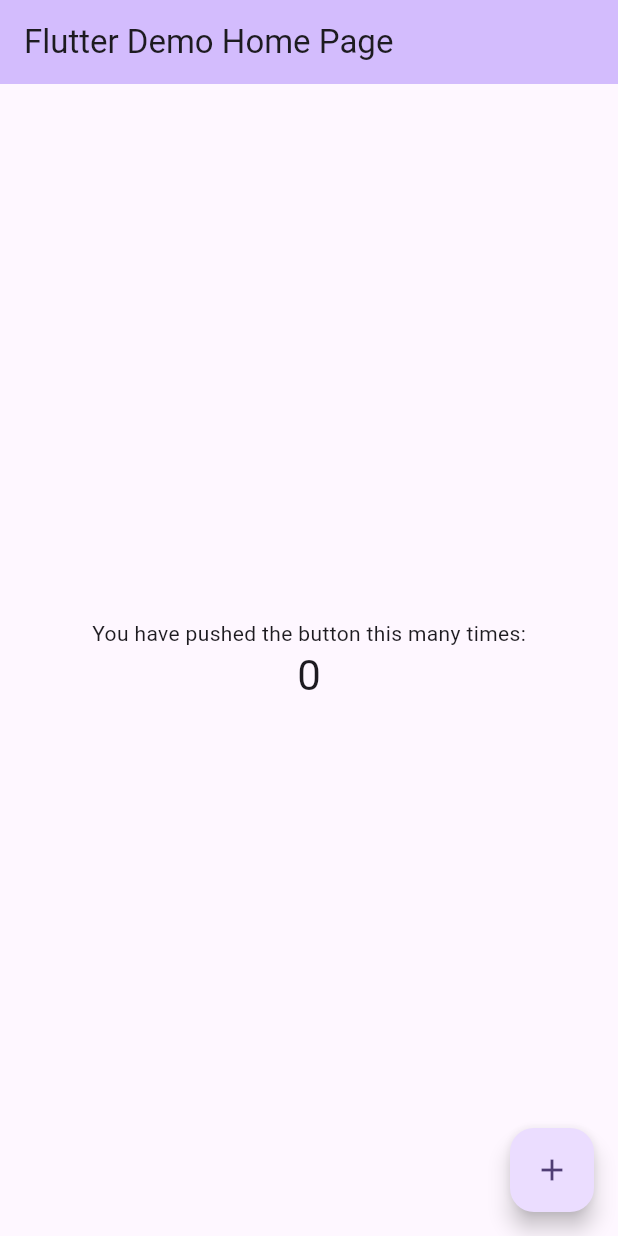
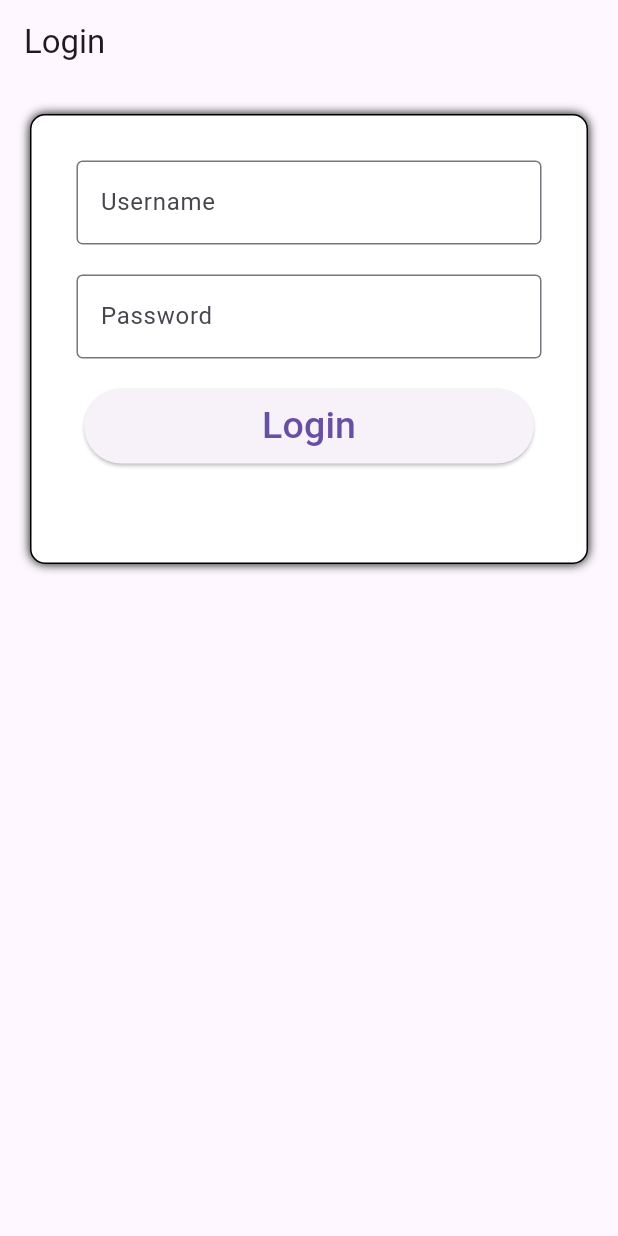
Before and after one commit to Hanw20/LibilCab2_ET, a Flutter app: the screen it shows after launch, on a phone screen of 412 x 824 dp. Run offline on Flutter 3.47's test engine with Material 3 defaults, Android fonts, the phone set to English and light mode, and no system bars; our stand-ins replace shared_preferences.

Commit message:
progress 1

```diff
--- /dev/null
+++ b/lib/login.dart
@@ -0,0 +1,94 @@
+import 'package:flutter/material.dart';
+import 'package:projectuts_libilcab2/main.dart';
+import 'package:shared_preferences/shared_preferences.dart';
+
+
+class MyLogin extends StatelessWidget {
+  @override
+  Widget build(BuildContext context) {
+    return MaterialApp(
+      title: 'Flutter Demo',
+      theme: ThemeData(primarySwatch: Colors.blue),
+      home: Login(),
+    );
+  }
+}
+
+class Login extends StatefulWidget {
+  @override
+  State<StatefulWidget> createState() {
+    return _LoginState();
+  }
+}
+
+class _LoginState extends State<Login> {
+  void doLogin() async {
+    //later, we use web service here to check the user id and password
+    final prefs = await SharedPreferences.getInstance();
+    prefs.setString("user_id", active_user);
+    main();
+  }
+
+  @override
+  Widget build(BuildContext context) {
+    return Scaffold(
+      appBar: AppBar(title: Text('Login')),
+      body: Container(
+        height: 300,
+        margin: EdgeInsets.all(20),
+        padding: EdgeInsets.all(20),
+        decoration: BoxDecoration(
+          borderRadius: BorderRadius.all(Radius.circular(10)),
+          border: Border.all(width: 1),
+          color: Colors.white,
+          boxShadow: [BoxShadow(blurRadius: 5)],
+        ),
+        child: Column(
+          children: [
+            Padding(
+              padding: EdgeInsets.all(10),
+              child: TextField(
+                onChanged: (v) {
+                  active_user = v;
+                },
+                decoration: InputDecoration(
+                  border: OutlineInputBorder(),
+                  labelText: 'Username',
+                  hintText: 'Enter valid username',
+                ),
+              ),
+            ),
+            Padding(
+              padding: EdgeInsets.all(10),
+              //padding: EdgeInsets.symmetric(horizontal: 15),
+              child: TextField(
+                obscureText: true,
+                decoration: InputDecoration(
+                  border: OutlineInputBorder(),
+                  labelText: 'Password',
+                  hintText: 'Enter secure password',
+                ),
+              ),
+            ),
+            Padding(
+              padding: EdgeInsets.all(10),
+              child: Container(
+                height: 50,
+                width: 300,
+                decoration: BoxDecoration(
+                  borderRadius: BorderRadius.circular(20),
+                ),
+                child: ElevatedButton(
+                  onPressed: () {
+                    doLogin();
+                  },
+                  child: Text('Login', style: TextStyle(fontSize: 25)),
+                ),
+              ),
+            ),
+          ],
+        ),
+      ),
+    );
+  }
+}
--- a/pubspec.yaml
+++ b/pubspec.yaml
@@ -28,6 +28,8 @@ environment:
 # the latest version available on pub.dev. To see which dependencies have newer
 # versions available, run `flutter pub outdated`.
 dependencies:
+  shared_preferences: ^2.5.3
+
   flutter:
     sdk: flutter
 
```
Also changed, not shown: lib/highscore.dart (added, +95 -0 lines), lib/main.dart (+108 -77 lines), pubspec.lock, 1 other file.
